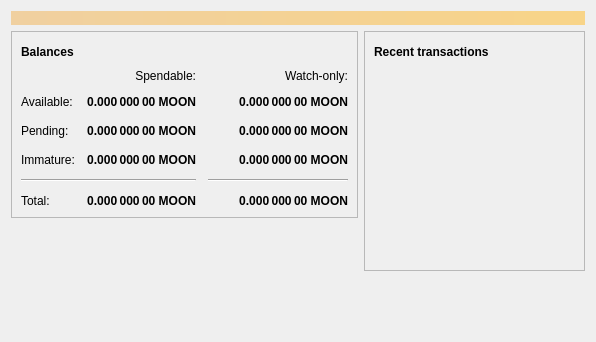
First picture: the form in src/qt/forms/overviewpage.ui, repository mooncoincore/wallet, before the edit.
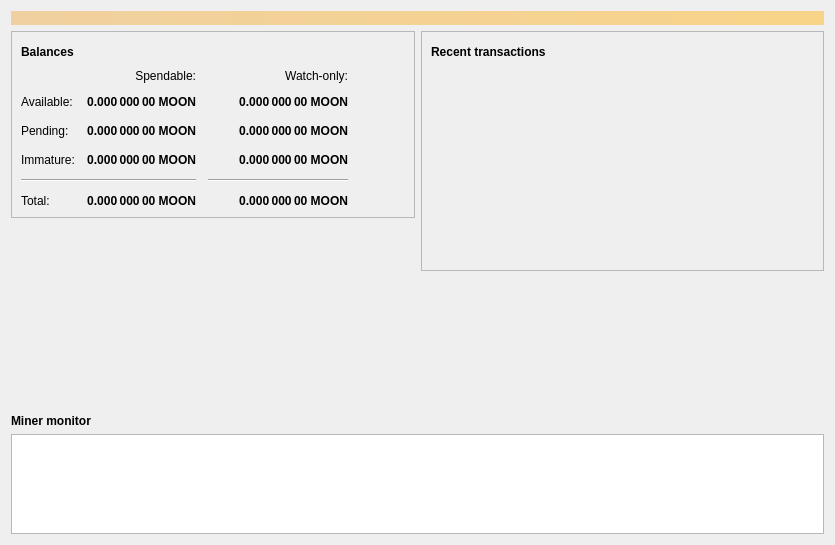
Second picture: the form after the edit. Icons and pictures are not drawn.

Diff of the .ui file:
```diff
--- a/src/qt/forms/overviewpage.ui
+++ b/src/qt/forms/overviewpage.ui
@@ -6,8 +6,8 @@
    <rect>
     <x>0</x>
     <y>0</y>
-    <width>596</width>
-    <height>342</height>
+    <width>835</width>
+    <height>545</height>
    </rect>
   </property>
   <property name="windowTitle">
@@ -34,6 +34,8 @@
     </widget>
    </item>
    <item>
+    <layout class="QVBoxLayout" name="verticalLayout_6">
+     <item>
     <layout class="QHBoxLayout" name="horizontalLayout" stretch="1,1">
      <item>
       <layout class="QVBoxLayout" name="verticalLayout_2">
@@ -529,6 +531,65 @@
           </size>
          </property>
         </spacer>
+         </item>
+        </layout>
+       </item>
+      </layout>
+     </item>
+     <item>
+      <layout class="QVBoxLayout" name="minerLayout" stretch="0,0">
+       <property name="sizeConstraint">
+        <enum>QLayout::SetDefaultConstraint</enum>
+       </property>
+       <property name="bottomMargin">
+        <number>0</number>
+       </property>
+       <item>
+        <widget class="QLabel" name="minerConsoleLabel">
+        <property name="font">
+                 <font>
+                  <weight>75</weight>
+                  <bold>true</bold>
+                 </font>
+        </property>
+        <property name="visible">
+          <bool>false</bool>
+        </property>
+         <property name="sizePolicy">
+          <sizepolicy hsizetype="Fixed" vsizetype="Fixed">
+           <horstretch>0</horstretch>
+           <verstretch>0</verstretch>
+          </sizepolicy>
+         </property>
+         <property name="text">
+          <string>Miner monitor</string>
+         </property>
+        </widget>
+       </item>
+       <item>
+        <widget class="QTextEdit" name="minerConsole">
+        <property name="visible">
+          <bool>false</bool>
+        </property>
+         <property name="sizePolicy">
+          <sizepolicy hsizetype="Expanding" vsizetype="Fixed">
+           <horstretch>0</horstretch>
+           <verstretch>0</verstretch>
+          </sizepolicy>
+         </property>
+         <property name="maximumSize">
+          <size>
+           <width>16777215</width>
+           <height>100</height>
+          </size>
+         </property>
+         <property name="readOnly">
+          <bool>true</bool>
+         </property>
+         <property name="tabKeyNavigation" stdset="0">
+          <bool>false</bool>
+         </property>
+        </widget>
        </item>
       </layout>
      </item>
```
Left out of the diff: 4 changed lines with no effect on the pictures. Lines whose indentation alone changed are shown as unchanged.
